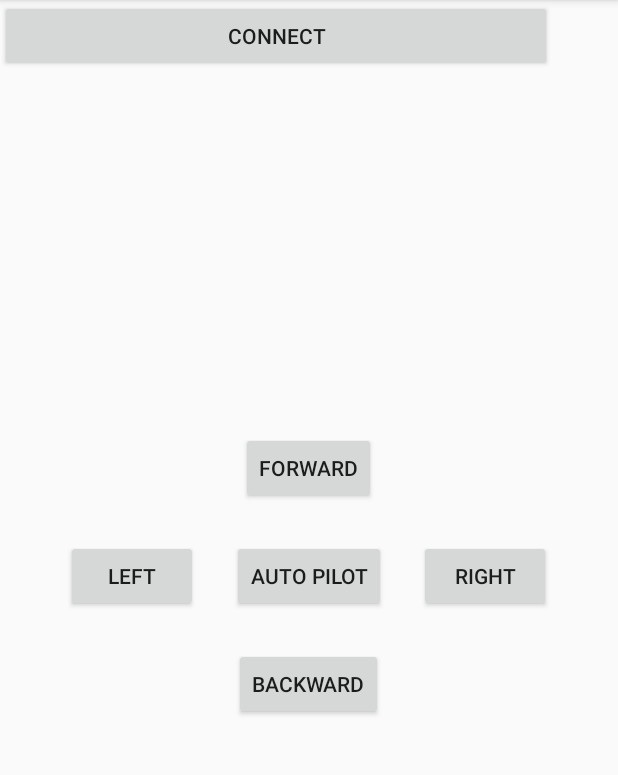
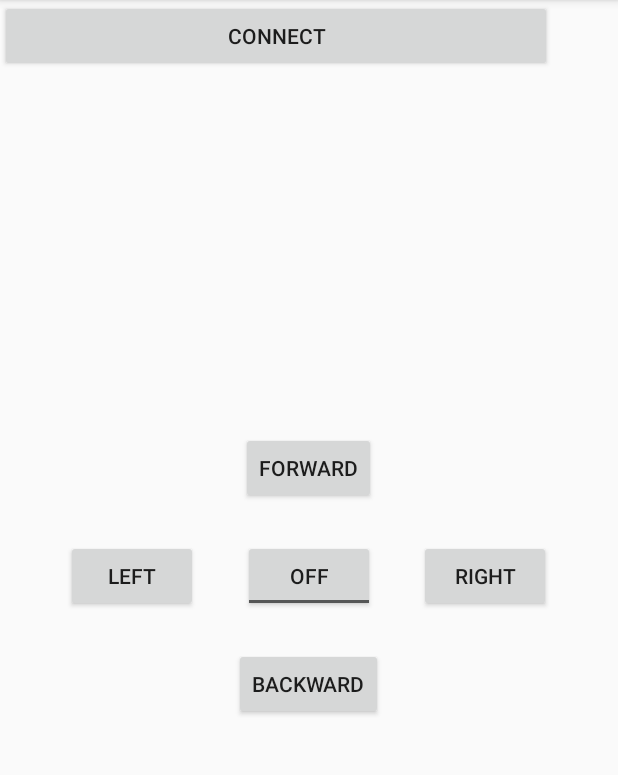
Before and after one commit to georgeerol/BlueBot, an Android app: the screen it shows after launch (MainActivity), on a phone screen of 412 x 824 dp, the part 84-859 px from its top. Run offline under Robolectric (Android 15) with nearby library versions, the phone set to English and light mode, and no system bars; libraries missing offline, so code that uses them is left out: app.akexorcist.bluetotohspp; 4 statements that could not run were skipped.

```diff
--- a/app/src/main/java/com/car/rc/example/fouliex/rccar/MainActivity.java
+++ b/app/src/main/java/com/car/rc/example/fouliex/rccar/MainActivity.java
@@ -97,7 +97,7 @@ public class MainActivity extends AppCompatActivity implements View.OnTouchListe
         findViewById(R.id.backward).setOnTouchListener(this);
         findViewById(R.id.left).setOnTouchListener(this);
         findViewById(R.id.right).setOnTouchListener(this);
-        findViewById(R.id.auto).setOnTouchListener(this);
+     // findViewById(R.id.auto).setOnClickListener();
     }
 
     /**
--- a/app/src/main/res/layout/activity_main.xml
+++ b/app/src/main/res/layout/activity_main.xml
@@ -17,12 +17,13 @@
         tools:layout_editor_absoluteY="0dp" />
 
 
-    <Button
+    <ToggleButton
         android:id="@+id/auto"
         android:layout_width="wrap_content"
         android:layout_height="wrap_content"
         android:layout_centerInParent="true"
-        android:text="Auto Pilot" />
+        android:text="Auto Pilot"
+        />
 
     <Button
         android:id="@+id/right"
```
Also changed, not shown: 1 other file.
